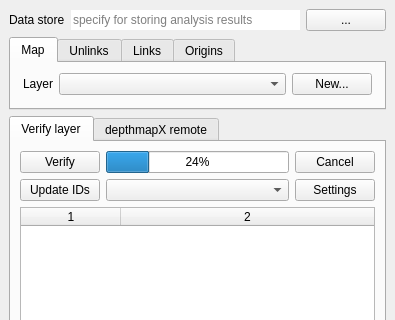
Old version of the form esstoolkit/analysis/ui_Analysis.ui in the repository SpaceGroupUCL/qgisSpaceSyntaxToolkit; both pictures show x 0 to 395 and y 0 to 320 of the 395 by 550 pixel window.
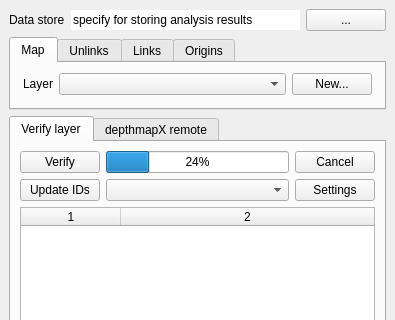
New version of the form.

Commit message:
fixes to analysis dialog
properly deal with read and write settings
improve what gets cleared with user interaction

```diff
--- a/esstoolkit/analysis/ui_Analysis.ui
+++ b/esstoolkit/analysis/ui_Analysis.ui
@@ -35,6 +35,9 @@
       </item>
       <item>
        <widget class="QLineEdit" name="analysisDataEdit">
+        <property name="text">
+         <string>specify for storing analysis results</string>
+        </property>
         <property name="frame">
          <bool>false</bool>
         </property>
```
The commit also changes 5 other files.
